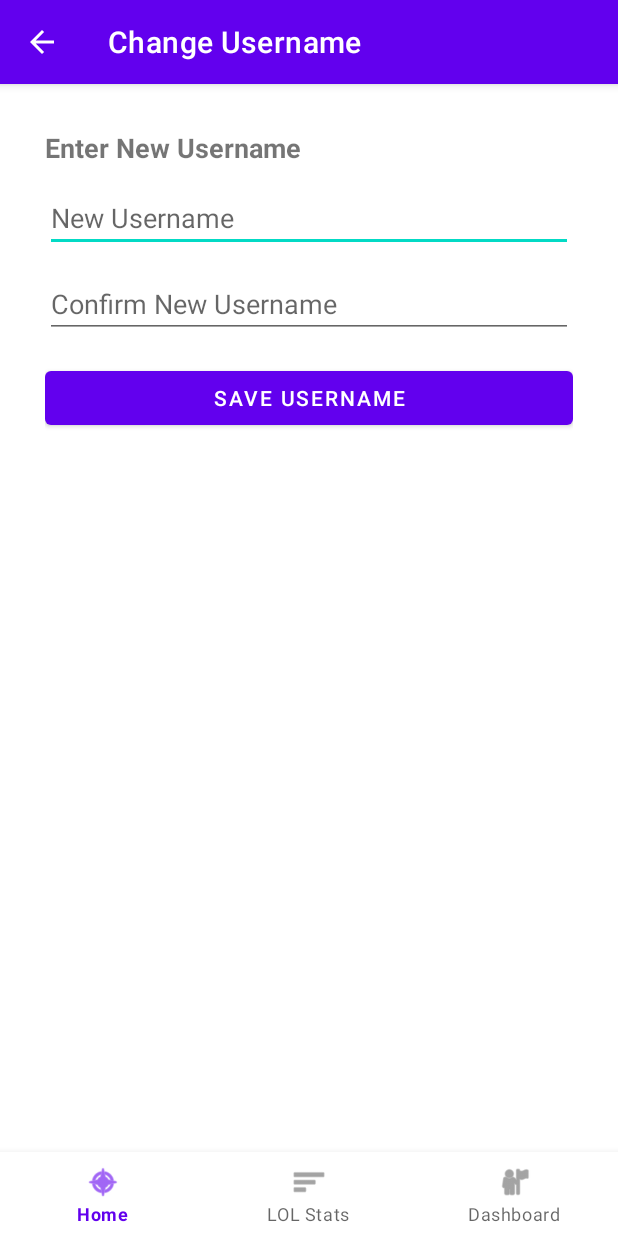
After one commit to StefanIonutTasca/Minor_Secure_Programming, an Android app: the ChangeUsernameActivity screen opened directly, with no data from a screen before it, on a phone screen of 412 x 824 dp. The commit adds this screen. Run offline under Robolectric (Android 15) with nearby library versions, the phone set to English and light mode, and no system bars.

Commit message:
Added the accounts page, logout, change username and export data
Added the accounts page, logout, change username and export data

```diff
--- /dev/null
+++ b/app/src/main/java/com/example/minor_secure_programming/ChangeUsernameActivity.kt
@@ -0,0 +1,65 @@
+package com.example.minor_secure_programming
+
+import android.content.Intent
+import android.os.Bundle
+import android.widget.Button
+import android.widget.EditText
+import android.widget.Toast
+import androidx.appcompat.app.AppCompatActivity
+import com.google.android.material.bottomnavigation.BottomNavigationView
+
+class ChangeUsernameActivity : AppCompatActivity() {
+    override fun onCreate(savedInstanceState: Bundle?) {
+        super.onCreate(savedInstanceState)
+        setContentView(R.layout.activity_change_username)
+
+        supportActionBar?.setDisplayHomeAsUpEnabled(true)
+        supportActionBar?.title = "Change Username"
+
+        val usernameInput = findViewById<EditText>(R.id.inputUsername)
+        val confirmInput = findViewById<EditText>(R.id.inputConfirmUsername)
+        val saveButton = findViewById<Button>(R.id.btnSaveUsername)
+
+        saveButton.setOnClickListener {
+            val username = usernameInput.text.toString().trim()
+            val confirm = confirmInput.text.toString().trim()
+
+            when {
+                username.isBlank() || confirm.isBlank() -> {
+                    Toast.makeText(this, "Please fill in both fields", Toast.LENGTH_SHORT).show()
+                }
+                username != confirm -> {
+                    Toast.makeText(this, "Usernames do not match", Toast.LENGTH_SHORT).show()
+                }
+                else -> {
+                    Toast.makeText(this, "Username saved: $username", Toast.LENGTH_SHORT).show()
+                    // Add saving logic here
+                }
+            }
+        }
+
+        val bottomNav = findViewById<BottomNavigationView>(R.id.bottomNavigation)
+        bottomNav.setOnItemSelectedListener { item ->
+            when (item.itemId) {
+                R.id.navigation_home -> {
+                    startActivity(Intent(this, MainActivity::class.java))
+                    true
+                }
+                R.id.navigation_lol -> {
+                    startActivity(Intent(this, LolStatsActivity::class.java))
+                    true
+                }
+                R.id.navigation_dashboard -> {
+                    startActivity(Intent(this, MainActivity::class.java))
+                    true
+                }
+                else -> false
+            }
+        }
+    }
+
+    override fun onSupportNavigateUp(): Boolean {
+        onBackPressed()
+        return true
+    }
+}
--- /dev/null
+++ b/app/src/main/res/layout/activity_change_username.xml
@@ -0,0 +1,59 @@
+<?xml version="1.0" encoding="utf-8"?>
+<androidx.constraintlayout.widget.ConstraintLayout xmlns:android="http://schemas.android.com/apk/res/android"
+    xmlns:app="http://schemas.android.com/apk/res-auto"
+    xmlns:tools="http://schemas.android.com/tools"
+    android:layout_width="match_parent"
+    android:layout_height="match_parent"
+    tools:context=".ChangeUsernameActivity">
+
+    <ScrollView
+        android:layout_width="match_parent"
+        android:layout_height="0dp"
+        app:layout_constraintTop_toTopOf="parent"
+        app:layout_constraintBottom_toTopOf="@+id/bottomNavigation">
+
+        <LinearLayout
+            android:layout_width="match_parent"
+            android:layout_height="wrap_content"
+            android:padding="30dp"
+            android:orientation="vertical">
+
+            <TextView
+                android:layout_width="wrap_content"
+                android:layout_height="wrap_content"
+                android:text="Enter New Username"
+                android:textSize="18sp"
+                android:textStyle="bold"
+                android:layout_marginBottom="12dp"/>
+
+            <EditText
+                android:id="@+id/inputUsername"
+                android:layout_width="match_parent"
+                android:layout_height="wrap_content"
+                android:hint="New Username"
+                android:inputType="textPersonName"
+                android:layout_marginBottom="12dp"/>
+
+            <EditText
+                android:id="@+id/inputConfirmUsername"
+                android:layout_width="match_parent"
+                android:layout_height="wrap_content"
+                android:hint="Confirm New Username"
+                android:inputType="textPersonName"
+                android:layout_marginBottom="16dp"/>
+
+            <Button
+                android:id="@+id/btnSaveUsername"
+                android:layout_width="match_parent"
+                android:layout_height="wrap_content"
+                android:text="Save Username" />
+        </LinearLayout>
+    </ScrollView>
+
+    <com.google.android.material.bottomnavigation.BottomNavigationView
+        android:id="@+id/bottomNavigation"
+        android:layout_width="match_parent"
+        android:layout_height="wrap_content"
+        app:layout_constraintBottom_toBottomOf="parent"
+        app:menu="@menu/bottom_nav_menu" />
+</androidx.constraintlayout.widget.ConstraintLayout>
```
Also changed, not shown: app/src/main/AndroidManifest.xml (+11 -0 lines), app/src/main/java/com/example/minor_secure_programming/AccountSettingsActivity.kt (added, +50 -0 lines), app/src/main/java/com/example/minor_secure_programming/ExportDataActivity.kt (added, +44 -0 lines), app/src/main/java/com/example/minor_secure_programming/SettingsActivity.kt (+13 -8 lines), app/src/main/res/layout/activity_account_settings.xml (added, +72 -0 lines), app/src/main/res/layout/activity_export_data.xml (added, +42 -0 lines), app/src/main/res/layout/activity_settings.xml (+17 -14 lines).
